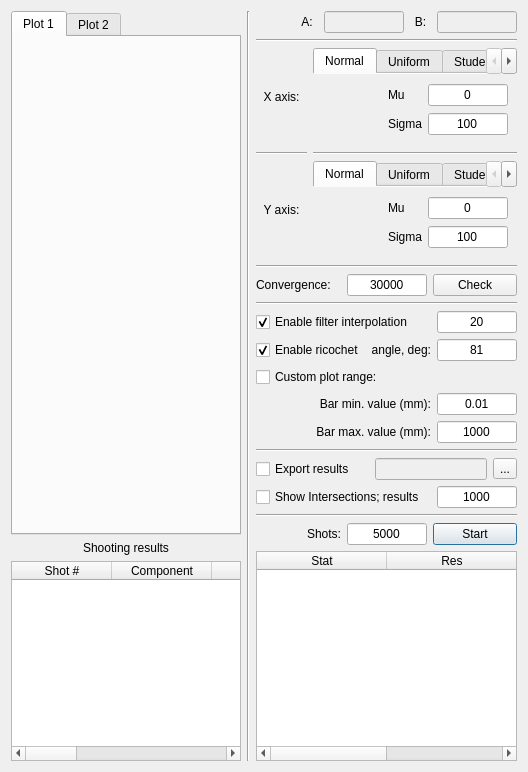
Above: UI/stats.ui from bakeryproducts/ConstructorM4 before the change. Below: the same form after it.
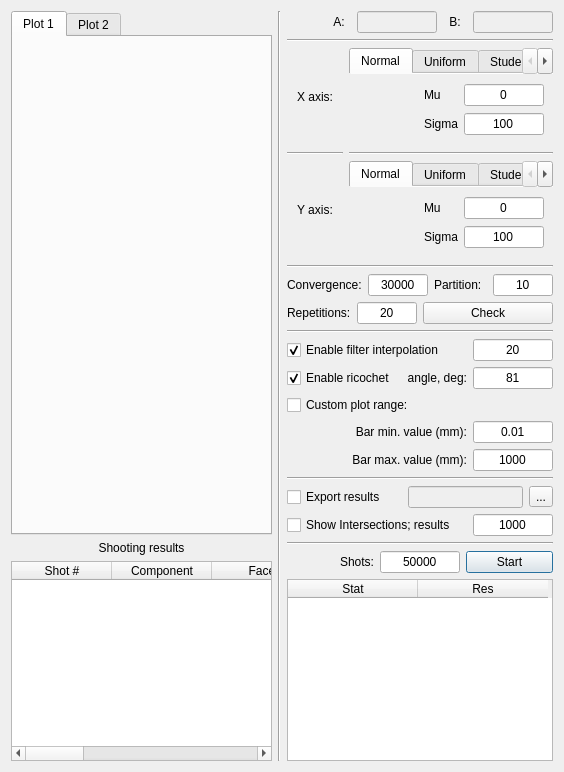
That is the form after the change.

Diff of the .ui file:
```diff
--- a/UI/stats.ui
+++ b/UI/stats.ui
@@ -6,7 +6,7 @@
    <rect>
     <x>0</x>
     <y>0</y>
-    <width>528</width>
+    <width>564</width>
     <height>772</height>
    </rect>
   </property>
@@ -1349,7 +1349,7 @@
          </property>
          <property name="maximumSize">
           <size>
-           <width>80</width>
+           <width>60</width>
            <height>16777215</height>
           </size>
          </property>
@@ -1362,7 +1362,93 @@
         </widget>
        </item>
        <item>
+        <widget class="QLabel" name="label_28">
+         <property name="sizePolicy">
+          <sizepolicy hsizetype="Minimum" vsizetype="Preferred">
+           <horstretch>0</horstretch>
+           <verstretch>0</verstretch>
+          </sizepolicy>
+         </property>
+         <property name="text">
+          <string>Partition:</string>
+         </property>
+        </widget>
+       </item>
+       <item>
+        <widget class="QLineEdit" name="ln_partition">
+         <property name="sizePolicy">
+          <sizepolicy hsizetype="Minimum" vsizetype="Fixed">
+           <horstretch>0</horstretch>
+           <verstretch>0</verstretch>
+          </sizepolicy>
+         </property>
+         <property name="maximumSize">
+          <size>
+           <width>60</width>
+           <height>16777215</height>
+          </size>
+         </property>
+         <property name="text">
+          <string>10</string>
+         </property>
+         <property name="alignment">
+          <set>Qt::AlignCenter</set>
+         </property>
+        </widget>
+       </item>
+      </layout>
+     </item>
+     <item>
+      <layout class="QHBoxLayout" name="horizontalLayout_3">
+       <item>
+        <widget class="QLabel" name="label_16">
+         <property name="text">
+          <string>Repetitions:</string>
+         </property>
+        </widget>
+       </item>
+       <item>
+        <widget class="QLineEdit" name="ln_reps">
+         <property name="sizePolicy">
+          <sizepolicy hsizetype="Minimum" vsizetype="Fixed">
+           <horstretch>0</horstretch>
+           <verstretch>0</verstretch>
+          </sizepolicy>
+         </property>
+         <property name="maximumSize">
+          <size>
+           <width>60</width>
+           <height>16777215</height>
+          </size>
+         </property>
+         <property name="text">
+          <string>20</string>
+         </property>
+         <property name="alignment">
+          <set>Qt::AlignCenter</set>
+         </property>
+        </widget>
+       </item>
+       <item>
         <widget class="QPushButton" name="btn_convcheck">
+         <property name="sizePolicy">
+          <sizepolicy hsizetype="Fixed" vsizetype="Fixed">
+           <horstretch>0</horstretch>
+           <verstretch>0</verstretch>
+          </sizepolicy>
+         </property>
+         <property name="minimumSize">
+          <size>
+           <width>130</width>
+           <height>0</height>
+          </size>
+         </property>
+         <property name="maximumSize">
+          <size>
+           <width>200</width>
+           <height>16777215</height>
+          </size>
+         </property>
          <property name="text">
           <string>Check</string>
          </property>
@@ -1645,7 +1731,7 @@
           </size>
          </property>
          <property name="text">
-          <string>5000</string>
+          <string>50000</string>
          </property>
          <property name="alignment">
           <set>Qt::AlignCenter</set>
```
